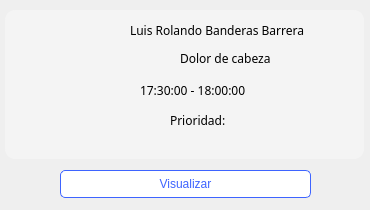
Above: hospital-Core/Widgets/Administrador/administrador_tarjeta_cancelacion_cita.ui from MrDanielG/Hospital-SCRUM before the change. Below: the same form after it.
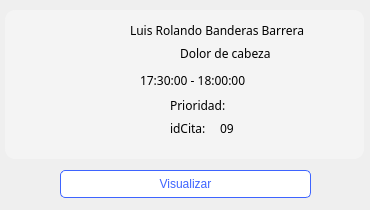
That is the form after the change. Icons and pictures are not drawn.

The edit to the form file:
```diff
--- a/hospital-Core/Widgets/Administrador/administrador_tarjeta_cancelacion_cita.ui
+++ b/hospital-Core/Widgets/Administrador/administrador_tarjeta_cancelacion_cita.ui
@@ -17,7 +17,7 @@
    <property name="geometry">
     <rect>
      <x>170</x>
-     <y>110</y>
+     <y>95</y>
      <width>70</width>
      <height>20</height>
     </rect>
@@ -50,7 +50,7 @@
    <property name="geometry">
     <rect>
      <x>140</x>
-     <y>80</y>
+     <y>70</y>
      <width>121</width>
      <height>20</height>
     </rect>
@@ -72,7 +72,7 @@
    <property name="geometry">
     <rect>
      <x>250</x>
-     <y>109</y>
+     <y>95</y>
      <width>20</width>
      <height>20</height>
     </rect>
@@ -128,7 +128,7 @@
    <property name="geometry">
     <rect>
      <x>180</x>
-     <y>50</y>
+     <y>45</y>
      <width>111</width>
      <height>16</height>
     </rect>
@@ -210,6 +210,42 @@
     <string>Luis Rolando Banderas Barrera</string>
    </property>
   </widget>
+  <widget class="QLabel" name="label_2">
+   <property name="geometry">
+    <rect>
+     <x>170</x>
+     <y>120</y>
+     <width>41</width>
+     <height>16</height>
+    </rect>
+   </property>
+   <property name="font">
+    <font>
+     <family>Montserrat</family>
+    </font>
+   </property>
+   <property name="text">
+    <string>idCita:</string>
+   </property>
+  </widget>
+  <widget class="QLabel" name="lbl_idCita_admin_cancelar_cita">
+   <property name="geometry">
+    <rect>
+     <x>220</x>
+     <y>120</y>
+     <width>21</width>
+     <height>16</height>
+    </rect>
+   </property>
+   <property name="font">
+    <font>
+     <family>Montserrat</family>
+    </font>
+   </property>
+   <property name="text">
+    <string>09</string>
+   </property>
+  </widget>
   <zorder>label</zorder>
   <zorder>btn_admin_visualizar_cancelacion_cita</zorder>
   <zorder>lbl_nombre_admin_tarjeta_horario</zorder>
@@ -218,6 +254,8 @@
   <zorder>lbl_motivo_admin_cancelar_cita</zorder>
   <zorder>lbl_prioridad_admin_cancelar_cita</zorder>
   <zorder>lbl_prioridad</zorder>
+  <zorder>label_2</zorder>
+  <zorder>lbl_idCita_admin_cancelar_cita</zorder>
  </widget>
  <resources>
   <include location="../../resources.qrc"/>
```
